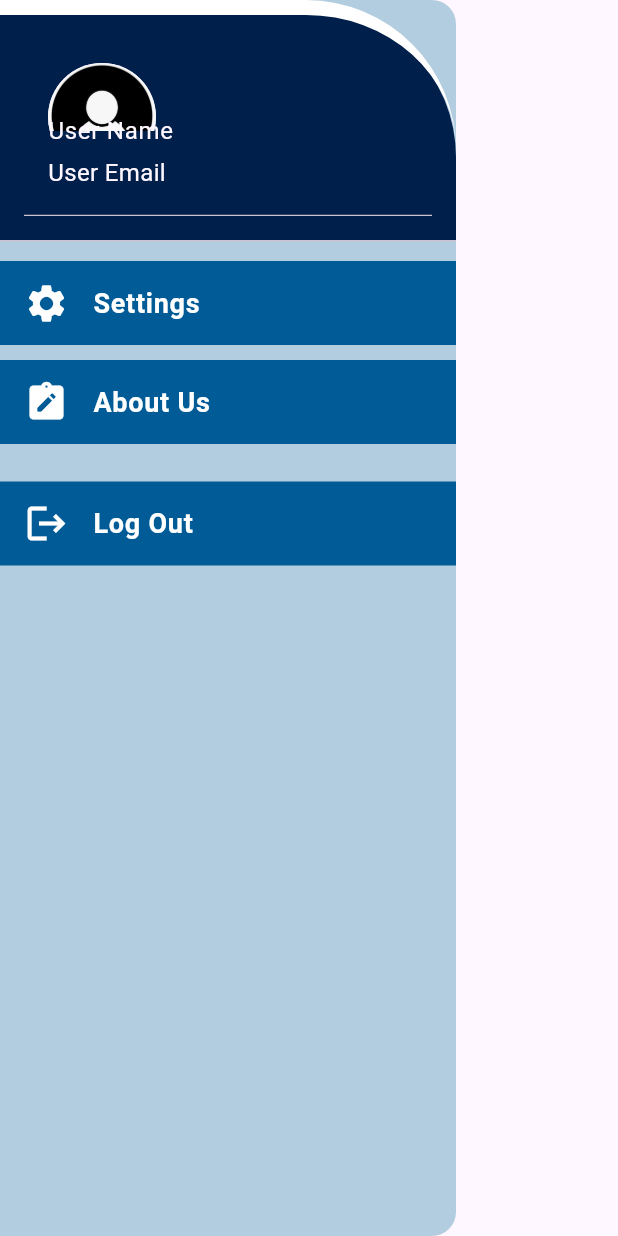
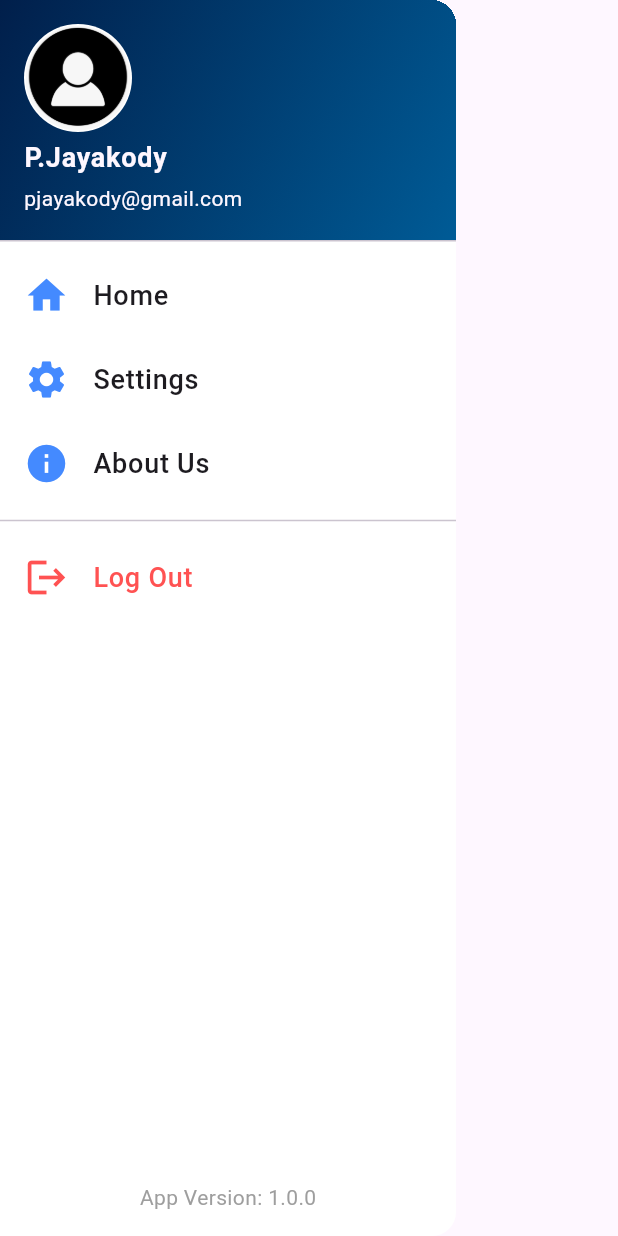
Before and after one commit to ChathuraJayakody/Sathkara-the_organ_donation_app, a Flutter app: the MyDrawer widget shown alone on an empty page, opened directly, on a phone screen of 412 x 824 dp. Run offline on Flutter 3.47's test engine with Material 3 defaults, Android fonts, the phone set to English and light mode, and no system bars; our stand-ins replace firebase_auth, firebase_core, loading_indicator; accounts and stored records are empty; network calls fail.

Commit message:
UI of drawer created

```diff
--- a/lib/Database/database_connection.dart
+++ /dev/null
@@ -1,11 +0,0 @@
-class Database
-{
-  static const hostConnect = "http://192.168.77.38/organ_donation_app";
-  static const hostConnectUser = "$hostConnect/user";
-
-  //signup user
-  static const validateEmail = "$hostConnect/user/validate_email.php";
-  static const signUp = "$hostConnect/user/signup.php";
-  static const login = "$hostConnect/user/login.php";
-
-}
--- a/lib/Drawer/drawer.dart
+++ b/lib/Drawer/drawer.dart
@@ -1,80 +1,93 @@
 import 'package:flutter/material.dart';
 
-class MyDrawer extends StatefulWidget {
+class MyDrawer extends StatelessWidget {
   const MyDrawer({super.key});
 
   @override
-  State<MyDrawer> createState() => _MyDrawerState();
-}
-
-class _MyDrawerState extends State<MyDrawer> {
-  @override
   Widget build(BuildContext context) {
     return Drawer(
-      backgroundColor: const Color.fromRGBO(179,205,224,1),
-      child: ListView(
-        children:  [
-         const DrawerHeader(
-            decoration: BoxDecoration(
-              border: Border(top: BorderSide(color: Colors.white,width: 10)),
-              shape: BoxShape.rectangle,
-              borderRadius: BorderRadius.only(topRight: Radius.circular(100)),
-              color: Color.fromRGBO(1,31,75,1)
+      backgroundColor: Colors.white,
+      child: Column(
+        children: [
+          // Drawer Header with user info and gradient background
+          UserAccountsDrawerHeader(
+            decoration: const BoxDecoration(
+              gradient: LinearGradient(
+                colors: [
+                  Color.fromRGBO(1, 31, 75, 1),
+                  Color.fromRGBO(0, 91, 150, 1),
+                ],
+                begin: Alignment.topLeft,
+                end: Alignment.bottomRight,
+              ),
             ),
-            child: UserAccountsDrawerHeader(
-              decoration: BoxDecoration(
-                borderRadius: BorderRadius.only(topRight: Radius.circular(100)),
-                color: Color.fromRGBO(1,31,75,1)
-              ),
-              accountName: Text("User Name",style: TextStyle(fontSize: 16),),
-              accountEmail: Text("User Email",style: TextStyle(fontSize: 16)),
-              currentAccountPicture: CircleAvatar(
-              backgroundImage: AssetImage("assets/Images/person.png"),
-              ),
-              )
+            accountName: const Text(
+              "P.Jayakody",
+              style: TextStyle(fontSize: 18, fontWeight: FontWeight.bold),
             ),
-            Padding(
-              padding: const EdgeInsets.only(top: 5,bottom: 5),
-              child: Container(
-                color: const Color.fromRGBO(0,91,150,1),
-                child: ListTile(
-                  leading: const Icon(Icons.settings,color: Colors.white,size: 30,),
-                  title: const Text("Settings",style: TextStyle(color: Colors.white,fontWeight: FontWeight.bold,fontSize: 18),),
-
-                  onTap: (){
-
-                  },
+            accountEmail: const Text("pjayakody@gmail.com"),
+            currentAccountPicture: CircleAvatar(
+              backgroundColor: Colors.white,
+              child: ClipOval(
+                child: Image.asset(
+                  "assets/Images/person.png",
+                  fit: BoxFit.cover,
+                  width: 70,
+                  height: 70,
                 ),
               ),
             ),
-
-            Padding(
-              padding: const EdgeInsets.only(top: 5,bottom: 5),
-              child: Container(
-                color: const Color.fromRGBO(0,91,150,1),
-                child: ListTile(
-                  leading: const Icon(Icons.note_alt_rounded,color: Colors.white,size: 30,),
-                  title: const Text("About Us",style: TextStyle(color: Colors.white,fontWeight: FontWeight.bold,fontSize: 18),),
-                  onTap: (){
-
+          ),
+          // Menu Items
+          Expanded(
+            child: ListView(
+              padding: EdgeInsets.zero,
+              children: [
+                ListTile(
+                  leading: const Icon(Icons.home, color: Colors.blueAccent, size: 30),
+                  title: const Text("Home", style: TextStyle(fontSize: 18, fontWeight: FontWeight.w500)),
+                  onTap: () {
+                    // Navigate to Home
                   },
                 ),
-              ),
-            ),
-
-            Padding(
-              padding: const EdgeInsets.only(top: 20,bottom: 5),
-              child: Container(
-                color: const Color.fromRGBO(0,91,150,1),
-                child: ListTile(
-                  leading: const Icon(Icons.logout,color: Colors.white,size: 30,),
-                  title: const Text("Log Out",style: TextStyle(color: Colors.white,fontWeight: FontWeight.bold,fontSize: 18),),
-                  onTap: (){
-
+                ListTile(
+                  leading: const Icon(Icons.settings, color: Colors.blueAccent, size: 30),
+                  title: const Text("Settings", style: TextStyle(fontSize: 18, fontWeight: FontWeight.w500)),
+                  onTap: () {
+                    // Navigate to Settings
                   },
                 ),
-              ),
+                ListTile(
+                  leading: const Icon(Icons.info, color: Colors.blueAccent, size: 30),
+                  title: const Text("About Us", style: TextStyle(fontSize: 18, fontWeight: FontWeight.w500)),
+                  onTap: () {
+                    // Navigate to About Us
+                  },
+                ),
+                const Divider(height: 20, thickness: 1),
+                ListTile(
+                  leading: const Icon(Icons.logout, color: Colors.redAccent, size: 30),
+                  title: const Text("Log Out", style: TextStyle(fontSize: 18, fontWeight: FontWeight.w500, color: Colors.redAccent)),
+                  onTap: () {
+                    // Handle Log Out
+                  },
+                ),
+              ],
             ),
+          ),
+          // Footer
+          Padding(
+            padding: const EdgeInsets.all(16.0),
+            child: Column(
+              crossAxisAlignment: CrossAxisAlignment.start,
+              children: const [
+                Text(
+                  "App Version: 1.0.0",
+                  style: TextStyle(fontSize: 14, color: Colors.grey),
+                ),
+              ],
+            ),
+          ),
         ],
       ),
     );
```
